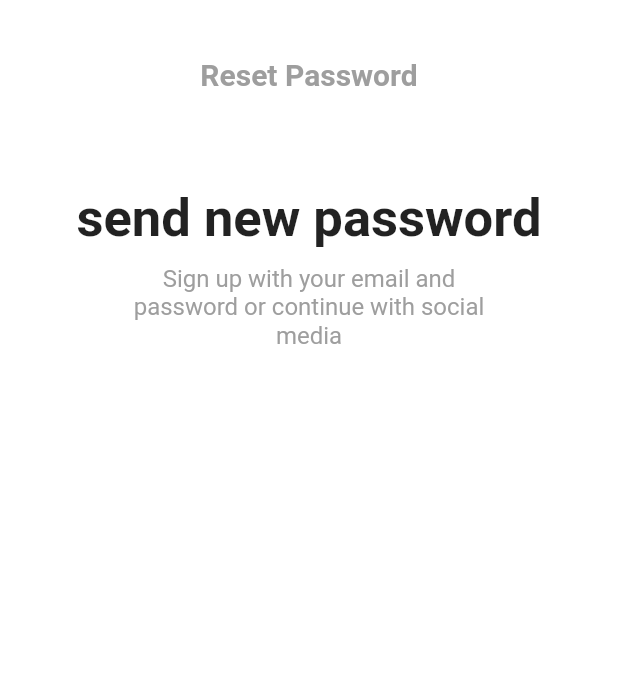
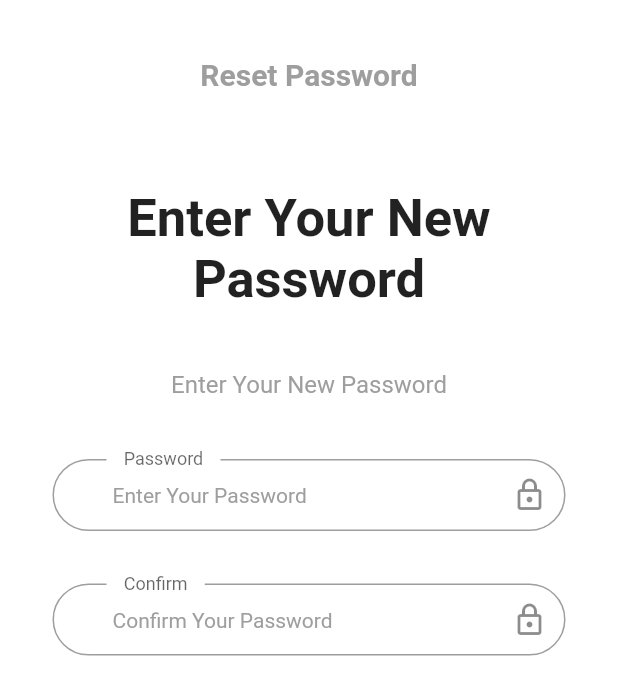
Before and after one commit to Osamah182/eCommerce-App, a Flutter app: the ResetPassword screen opened by its route, on a phone screen of 412 x 824 dp. Shown: the top 695 px of the screen. Run offline on Flutter 3.47's test engine with Material 2 defaults, Android fonts, the phone set to English and light mode, and no system bars; our stand-ins replace flutter_otp_text_field, get, shared_preferences; accounts and stored records are empty.

```diff
--- a/lib/controller/auth/resetpassword.dart
+++ /dev/null
@@ -1,5 +0,0 @@
-import 'package:get/get.dart';
-
-abstract class ResetPasswordController extends GetxController {}
-
-class ResetPasswordControllerImp extends ResetPasswordController {}
--- /dev/null
+++ b/lib/controller/auth/resetpassword_controller.dart
@@ -0,0 +1,35 @@
+import 'package:e_commerce_cource/core/constants/routes.dart';
+import 'package:flutter/cupertino.dart';
+import 'package:get/get.dart';
+
+abstract class ResetPasswordController extends GetxController {
+  checkEmail();
+  goToSuccessResetPassword();
+}
+
+class ResetPasswordControllerImp extends ResetPasswordController {
+  late TextEditingController password;
+  late TextEditingController repassword;
+
+  @override
+  checkEmail() {}
+
+  @override
+  goToSuccessResetPassword() {
+    Get.offNamed(AppRoute.verfiycode);
+  }
+
+  @override
+  void onInit() {
+    password = TextEditingController();
+    repassword = TextEditingController();
+    super.onInit();
+  }
+
+  @override
+  void dispose() {
+    password.dispose();
+    repassword.dispose();
+    super.dispose();
+  }
+}
--- a/lib/core/constants/routes.dart
+++ b/lib/core/constants/routes.dart
@@ -5,6 +5,8 @@ class AppRoute {
   static const String forgetpassword = "/forgetpassword";
   static const String verfiycode = "/verfiycode";
   static const String resetpassword = "/resetpassword";
+  static const String successresetpassword = "/successresetpassword";
+  static const String successsignup = "/successsignup";
 
   //OnBoarding Routes
   static const String onBoardingPage = "/onboardingpage";
--- a/lib/main.dart
+++ b/lib/main.dart
@@ -3,6 +3,7 @@ import 'package:e_commerce_cource/core/localization/transilation.dart';
 import 'package:e_commerce_cource/core/localization/changelocal.dart';
 import 'package:e_commerce_cource/core/services/services.dart';
 import 'package:e_commerce_cource/routes.dart';
+import 'package:e_commerce_cource/test.dart';
 import 'package:e_commerce_cource/view/screens/language.dart';
 import 'package:e_commerce_cource/view/screens/onboardingPage.dart';
 import 'package:flutter/material.dart';
@@ -36,6 +37,7 @@ class MyApp extends StatelessWidget {
                 TextStyle(height: 2, color: AppColors.appGrey, fontSize: 16)),
         primaryColor: Colors.orange,
       ),
+      // home: Test(),
       home: const Language(),
       routes: routes,
     );
--- a/lib/routes.dart
+++ b/lib/routes.dart
@@ -3,6 +3,8 @@ import 'package:e_commerce_cource/view/screens/auth/forgetpassword.dart';
 import 'package:e_commerce_cource/view/screens/auth/loging.dart';
 import 'package:e_commerce_cource/view/screens/auth/resetpassword.dart';
 import 'package:e_commerce_cource/view/screens/auth/signup.dart';
+import 'package:e_commerce_cource/view/screens/auth/succesresetpassword.dart';
+import 'package:e_commerce_cource/view/screens/auth/successSignup.dart';
 import 'package:e_commerce_cource/view/screens/auth/verfiycode.dart';
 import 'package:e_commerce_cource/view/screens/onboardingPage.dart';
 import 'package:flutter/material.dart';
@@ -14,6 +16,8 @@ Map<String, Widget Function(BuildContext)> routes = {
   AppRoute.forgetpassword: (context) => const ForgetPassword(),
   AppRoute.verfiycode: (context) => const VerfiyCode(),
   AppRoute.resetpassword: (context) => const ResetPassword(),
+  AppRoute.successresetpassword: (context) => const SuccessResetPassword(),
+  AppRoute.successsignup: (context) => const SuccessSignUp(),
 
   // OnBoarding
   AppRoute.onBoardingPage: (context) => const OnboardingPage(),
--- a/lib/view/screens/auth/forgetpassword.dart
+++ b/lib/view/screens/auth/forgetpassword.dart
@@ -41,7 +41,7 @@ class ForgetPassword extends StatelessWidget {
               const SizedBox(height: 10),
               const CustomTextBodyAuth(
                   text:
-                      "Sign up with your email and password or continue with social media"),
+                      "Please Enter Your Email Address To Recive A verification code"),
               const SizedBox(height: 35),
               CustomTextFormAuth(
                   myController: controller.email,
--- a/lib/view/screens/auth/loging.dart
+++ b/lib/view/screens/auth/loging.dart
@@ -78,7 +78,8 @@ class Login extends StatelessWidget {
                 onTap: () {
                   controller.goToSignUp();
                 },
-              )
+              ),
+              const SizedBox(height: 30),
             ],
           )),
     );
--- a/lib/view/screens/auth/resetpassword.dart
+++ b/lib/view/screens/auth/resetpassword.dart
@@ -1,14 +1,19 @@
 import 'package:e_commerce_cource/view/widgets/auth/customtextbodyauth.dart';
 import 'package:e_commerce_cource/view/widgets/auth/customtexttitleauth.dart';
 import 'package:flutter/material.dart';
+import 'package:get/get.dart';
+
+import '../../../controller/auth/resetpassword_controller.dart';
+import '../../../controller/auth/signup_controller.dart';
+import '../../widgets/auth/customtextformauth.dart';
 
 class ResetPassword extends StatelessWidget {
   const ResetPassword({Key? key}) : super(key: key);
 
   @override
   build(BuildContext context) {
-    // ResetPasswordControllerImp controller =
-    //     Get.put(ResetPasswordControllerImp());
+    ResetPasswordControllerImp controller =
+        Get.put(ResetPasswordControllerImp());
     return Scaffold(
       appBar: AppBar(
         toolbarHeight: 100,
@@ -32,23 +37,22 @@ class ResetPassword extends StatelessWidget {
             children: [
               // const LogoAuth(),
               const SizedBox(height: 20),
-              const CustomTextTitleAuth(textTitle: "send new password"),
-              const SizedBox(height: 10),
-              const CustomTextBodyAuth(
-                  text:
-                      "Sign up with your email and password or continue with social media"),
+              const CustomTextTitleAuth(textTitle: "Enter Your New Password"),
+              const SizedBox(height: 40),
+              const CustomTextBodyAuth(text: "Enter Your New Password"),
+              const SizedBox(height: 40),
+              CustomTextFormAuth(
+                  myController: controller.password,
+                  hintText1: "Enter Your Password",
+                  label1: "Password",
+                  iconData: Icons.lock_outlined),
+              CustomTextFormAuth(
+                  myController: controller.password,
+                  hintText1: "Confirm Your Password",
+                  label1: "Confirm",
+                  iconData: Icons.lock_outlined),
               const SizedBox(height: 35),
-              // CustomTextFormAuth(
-              //     myController: controller.email,
-              //     hintText1: "Enter Your Email",
-              //     label1: "Email",
-              //     iconData: Icons.email_outlined),
-              // CustomButtonAuth(
-              //     text: "Check",
-              //     onPressed: () {
-              //       controller.goToVerfiyCode();
-              //     }),
-              SizedBox(height: 30),
+              const SizedBox(height: 30),
             ],
           )),
     );
--- a/lib/view/widgets/auth/logoauth.dart
+++ b/lib/view/widgets/auth/logoauth.dart
@@ -10,7 +10,7 @@ class LogoAuth extends StatelessWidget {
   Widget build(BuildContext context) {
     return Image.asset(
       ImageAsset.logo,
-      height: 140,
+      height: 100,
     );
   }
 }
--- a/lib/view/widgets/onboarding/custombutton.dart
+++ b/lib/view/widgets/onboarding/custombutton.dart
@@ -9,7 +9,7 @@ class CustomButtonOnboarding extends GetView<OnBoardingControllerImp> {
   @override
   Widget build(BuildContext context) {
     return Container(
-        margin: const EdgeInsets.only(bottom: 30),
+        margin: const EdgeInsets.only(bottom: 80),
         height: 40,
         child: MaterialButton(
             padding: const EdgeInsets.symmetric(horizontal: 100, vertical: 0),
--- a/lib/view/widgets/onboarding/dotcontroller.dart
+++ b/lib/view/widgets/onboarding/dotcontroller.dart
@@ -15,7 +15,7 @@ class DotController extends StatelessWidget {
               ...List.generate(
                   onBoardingList.length,
                   (index) => AnimatedContainer(
-                        duration: const Duration(milliseconds: 900),
+                        duration: const Duration(milliseconds: 300),
                         margin: const EdgeInsets.only(right: 5),
                         width: controller.currentPage == index ? 20 : 5,
                         height: 5,
--- a/pubspec.yaml
+++ b/pubspec.yaml
@@ -74,6 +74,7 @@ dependencies:
   device_preview: ^0.7.5
   responsive_builder: ^0.4.2
   image_pickers: ^2.0.0+2
+  flutter_otp_text_field: ^1.0.1
 
 dev_dependencies:
   flutter_test:
```
Also changed, not shown: lib/controller/auth/verfiycode_controller.dart (+22 -2 lines), lib/test.dart (added, +38 -0 lines), lib/view/screens/auth/signup.dart (+13 -10 lines), lib/view/screens/auth/succesresetpassword.dart (added, +14 -0 lines), lib/view/screens/auth/successsignup.dart (added, +14 -0 lines), lib/view/screens/auth/verfiycode.dart (+22 -7 lines), lib/view/widgets/onboarding/slider.dart (+5 -4 lines), pubspec.lock.
